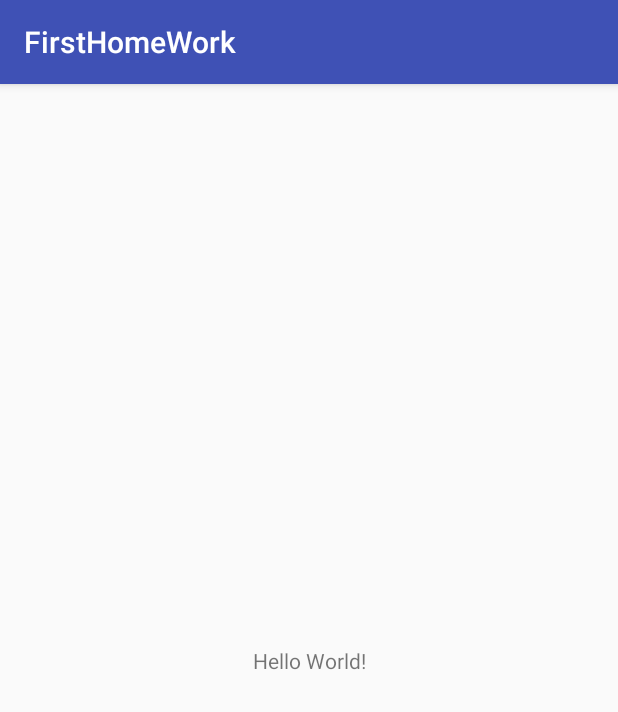
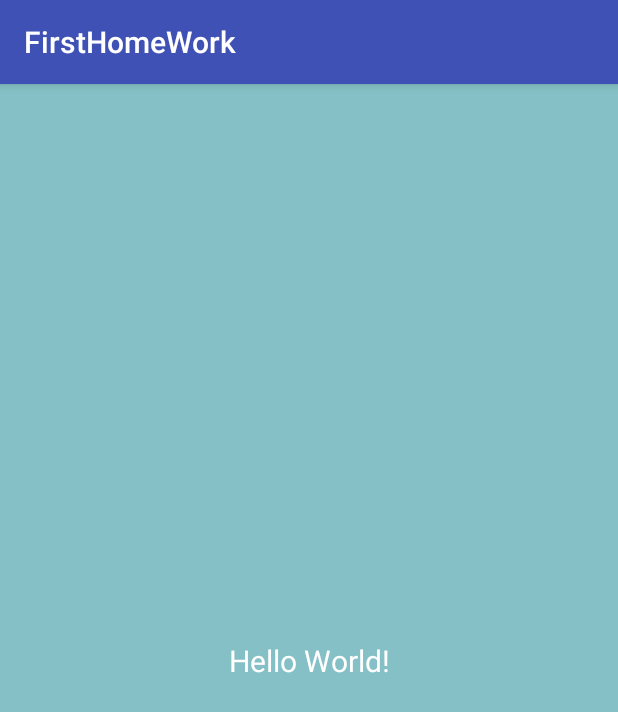
Before and after one commit to CheshenkoVladislav/LoftSchool, an Android app: the screen it shows after launch (MainActivity), on a phone screen of 412 x 824 dp. Shown: the top 712 px of the screen. Run offline under Robolectric (Android 15) with nearby library versions, the phone set to English and light mode, and no system bars.

Commit message:
HomeWork

```diff
--- a/FirstHomeWork/app/src/main/java/com/example/vladislav/firsthomework/MainActivity.java
+++ b/FirstHomeWork/app/src/main/java/com/example/vladislav/firsthomework/MainActivity.java
@@ -2,6 +2,7 @@ package com.example.vladislav.firsthomework;
 
 import android.support.v7.app.AppCompatActivity;
 import android.os.Bundle;
+import android.util.Log;
 
 public class MainActivity extends AppCompatActivity {
 
@@ -10,4 +11,34 @@ public class MainActivity extends AppCompatActivity {
         super.onCreate(savedInstanceState);
         setContentView(R.layout.activity_main);
     }
+
+    @Override
+    protected void onStart() {
+        super.onStart();
+        Log.i("start","СТАРРРТУЕМ!!");
+    }
+
+    @Override
+    protected void onResume() {
+        super.onResume();
+        Log.i("resume","ИЛИ");
+    }
+
+    @Override
+    protected void onPause() {
+        super.onPause();
+        Log.i("pause","П*ДУЕЕЕММ!!");
+    }
+
+    @Override
+    protected void onStop() {
+        super.onStop();
+        Log.i("stop", "СТОП");
+    }
+
+    @Override
+    protected void onDestroy() {
+        super.onDestroy();
+        Log.i("destroy", "МАШИНА");
+    }
 }
--- a/FirstHomeWork/app/src/main/res/layout/activity_main.xml
+++ b/FirstHomeWork/app/src/main/res/layout/activity_main.xml
@@ -4,12 +4,15 @@
     xmlns:tools="http://schemas.android.com/tools"
     android:layout_width="match_parent"
     android:layout_height="match_parent"
+    android:background="@color/colorBackground"
     tools:context="com.example.vladislav.firsthomework.MainActivity">
 
     <TextView
         android:layout_width="wrap_content"
         android:layout_height="wrap_content"
+        android:textSize="20sp"
         android:text="Hello World!"
+        android:textColor="@color/colorTextView"
         app:layout_constraintBottom_toBottomOf="parent"
         app:layout_constraintLeft_toLeftOf="parent"
         app:layout_constraintRight_toRightOf="parent"
--- a/FirstHomeWork/app/src/main/res/values/colors.xml
+++ b/FirstHomeWork/app/src/main/res/values/colors.xml
@@ -3,4 +3,6 @@
     <color name="colorPrimary">#3F51B5</color>
     <color name="colorPrimaryDark">#303F9F</color>
     <color name="colorAccent">#FF4081</color>
+    <color name="colorBackground">#84c0c5</color>
+    <color name="colorTextView">#ffff</color>
 </resources>
```
